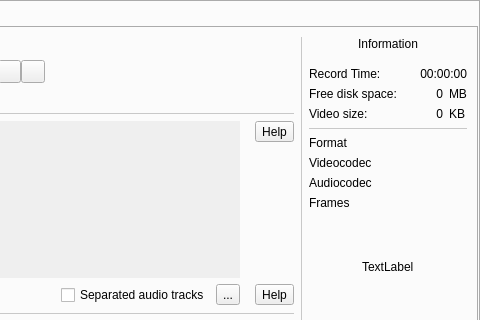
First picture: the form in src/wayland/formMainWindow_wl.ui, repository vkohaupt/vokoscreenNG, before the edit; both pictures show x 379 to 859 and y 0 to 320 of the 859 by 515 pixel window.
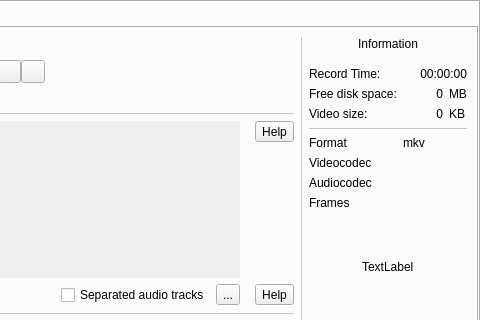
Second picture: the form after the edit. Icons and pictures are not drawn.

Commit message: Wayland: suffix mkv

```diff
--- a/src/wayland/formMainWindow_wl.ui
+++ b/src/wayland/formMainWindow_wl.ui
@@ -1205,7 +1205,7 @@
                   <item row="5" column="2" colspan="2">
                    <widget class="QLabel" name="labelInfoFormat">
                     <property name="text">
-                     <string notr="true"/>
+                     <string notr="true">mkv</string>
                     </property>
                    </widget>
                   </item>
```
The commit also changes 1 other file.
